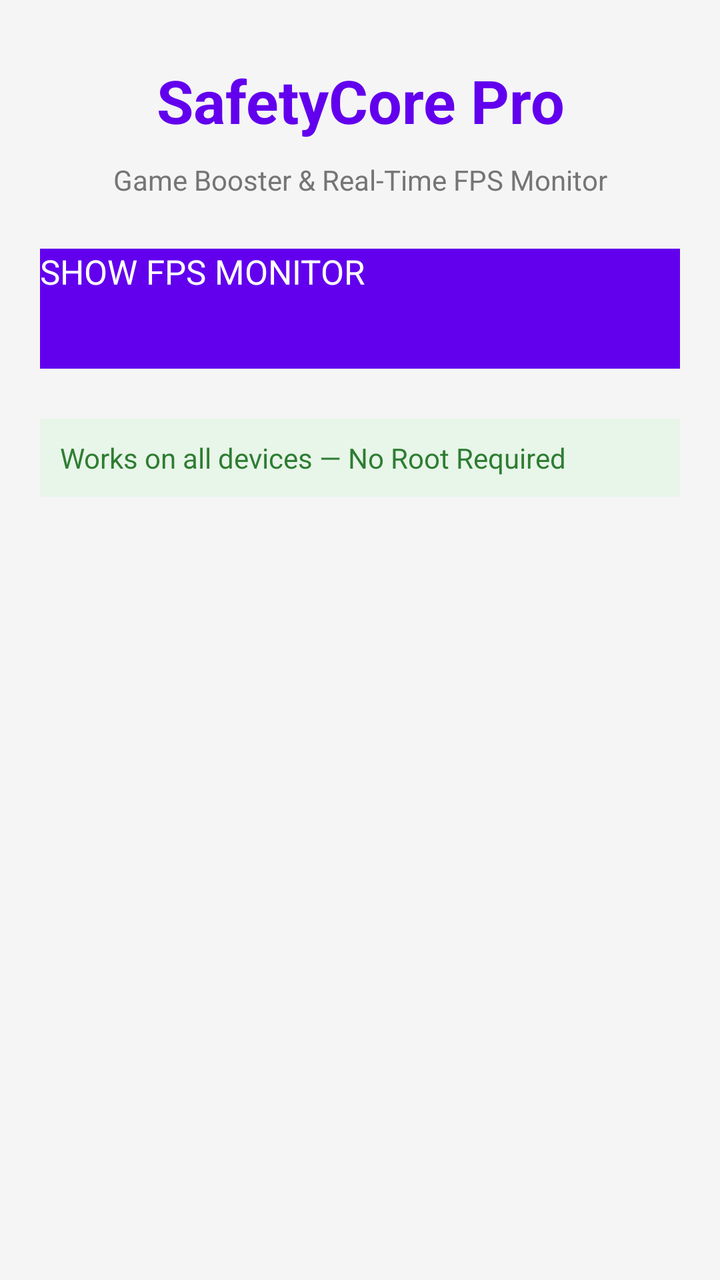
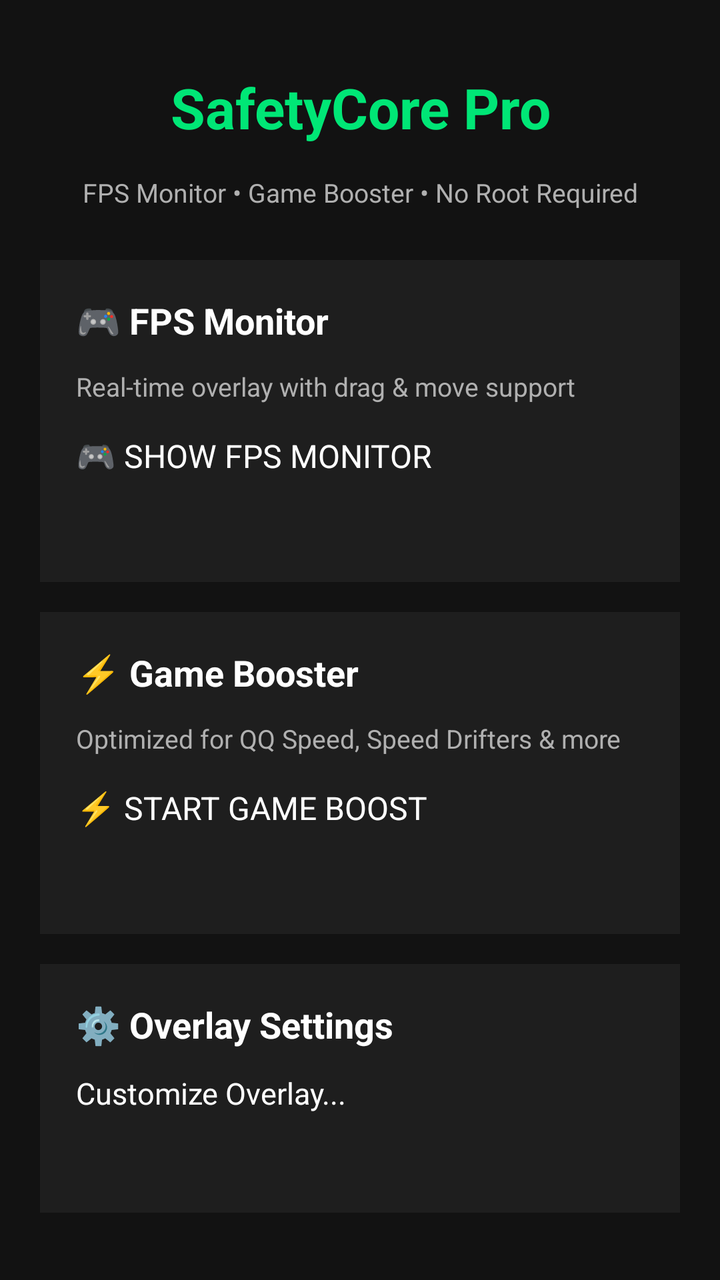

Before-and-after screenshots of an Android layout around one commit, followed by the original layout XML and the change that was made.
<!-- AndroidManifest.xml: application theme Theme.SafetyCore -->
<!-- res/layout/activity_settings.xml -->
<?xml version="1.0" encoding="utf-8"?>
<LinearLayout xmlns:android="http://schemas.android.com/apk/res/android"
    android:layout_width="match_parent"
    android:layout_height="match_parent"
    android:orientation="vertical"
    android:background="#F5F5F5"
    android:padding="20dp">

    <TextView
        android:layout_width="match_parent"
        android:layout_height="wrap_content"
        android:text="SafetyCore Pro"
        android:textSize="30sp"
        android:textStyle="bold"
        android:gravity="center"
        android:textColor="#6200EE"
        android:padding="10dp"/>

    <TextView
        android:layout_width="match_parent"
        android:layout_height="wrap_content"
        android:text="Game Booster &amp; Real-Time FPS Monitor"
        android:textSize="14sp"
        android:gravity="center"
        android:textColor="#757575"
        android:layout_marginBottom="25dp"/>

    <Button
        android:id="@+id/btn_toggle_fps"
        android:layout_width="match_parent"
        android:layout_height="60dp"
        android:text="SHOW FPS MONITOR"
        android:background="#6200EE"
        android:textColor="#FFFFFF"
        android:textSize="17sp"
        android:layout_marginBottom="25dp"/>

    <TextView
        android:layout_width="match_parent"
        android:layout_height="wrap_content"
        android:text="Works on all devices — No Root Required"
        android:textSize="14sp"
        android:padding="10dp"
        android:background="#E8F5E9"
        android:textColor="#2E7D32"/>

</LinearLayout>
<!-- resources referenced by this layout -->
<resources>

</resources>

<!-- the commit's change to res/layout/activity_settings.xml (unified diff, before → after) -->
@@ -1,47 +1,145 @@
 <?xml version="1.0" encoding="utf-8"?>
-<LinearLayout xmlns:android="http://schemas.android.com/apk/res/android"
+<ScrollView xmlns:android="http://schemas.android.com/apk/res/android"
     android:layout_width="match_parent"
     android:layout_height="match_parent"
-    android:orientation="vertical"
-    android:background="#F5F5F5"
+    android:background="@color/bg_dark"
+    android:fillViewport="true"
     android:padding="20dp">
-
-    <TextView
+    <LinearLayout
         android:layout_width="match_parent"
         android:layout_height="wrap_content"
-        android:text="SafetyCore Pro"
-        android:textSize="30sp"
-        android:textStyle="bold"
-        android:gravity="center"
-        android:textColor="#6200EE"
-        android:padding="10dp"/>
-
-    <TextView
-        android:layout_width="match_parent"
-        android:layout_height="wrap_content"
-        android:text="Game Booster &amp; Real-Time FPS Monitor"
-        android:textSize="14sp"
-        android:gravity="center"
-        android:textColor="#757575"
-        android:layout_marginBottom="25dp"/>
-
-    <Button
-        android:id="@+id/btn_toggle_fps"
-        android:layout_width="match_parent"
-        android:layout_height="60dp"
-        android:text="SHOW FPS MONITOR"
-        android:background="#6200EE"
-        android:textColor="#FFFFFF"
-        android:textSize="17sp"
-        android:layout_marginBottom="25dp"/>
-
-    <TextView
-        android:layout_width="match_parent"
-        android:layout_height="wrap_content"
-        android:text="Works on all devices — No Root Required"
-        android:textSize="14sp"
-        android:padding="10dp"
-        android:background="#E8F5E9"
-        android:textColor="#2E7D32"/>
-
-</LinearLayout>
+        android:orientation="vertical">
+        <TextView
+            android:layout_width="match_parent"
+            android:layout_height="wrap_content"
+            android:text="SafetyCore Pro"
+            android:textColor="@color/accent_green"
+            android:textSize="28sp"
+            android:textStyle="bold"
+            android:gravity="center"
+            android:padding="15dp"/>
+        <TextView
+            android:layout_width="match_parent"
+            android:layout_height="wrap_content"
+            android:text="FPS Monitor • Game Booster • No Root Required"
+            android:textColor="@color/text_secondary"
+            android:textSize="13sp"
+            android:gravity="center"
+            android:layout_marginBottom="25dp"/>
+        <LinearLayout
+            android:layout_width="match_parent"
+            android:layout_height="wrap_content"
+            android:orientation="vertical"
+            android:background="@color/bg_card"
+            android:padding="18dp"
+            android:layout_marginBottom="15dp"
+            android:elevation="2dp">
+            <TextView
+                android:layout_width="wrap_content"
+                android:layout_height="wrap_content"
+                android:text="🎮 FPS Monitor"
+                android:textColor="@color/white"
+                android:textSize="18sp"
+                android:textStyle="bold"
+                android:layout_marginBottom="12dp"/>
+            <TextView
+                android:layout_width="wrap_content"
+                android:layout_height="wrap_content"
+                android:text="Real-time overlay with drag &amp; move support"
+                android:textColor="@color/text_secondary"
+                android:textSize="13sp"
+                android:layout_marginBottom="15dp"/>
+            <Button
+                android:id="@+id/btn_toggle_fps"
+                android:layout_width="match_parent"
+                android:layout_height="56dp"
+                android:text="🎮 SHOW FPS MONITOR"
+                android:backgroundTint="@color/purple_500"
+                android:textColor="@color/white"
+                android:textSize="16sp"/>
+        </LinearLayout>
+        <LinearLayout
+            android:layout_width="match_parent"
+            android:layout_height="wrap_content"
+            android:orientation="vertical"
+            android:background="@color/bg_card"
+            android:padding="18dp"
+            android:layout_marginBottom="15dp"
+            android:elevation="2dp">
+            <TextView
+                android:layout_width="wrap_content"
+                android:layout_height="wrap_content"
+                android:text="⚡ Game Booster"
+                android:textColor="@color/white"
+                android:textSize="18sp"
+                android:textStyle="bold"
+                android:layout_marginBottom="12dp"/>
+            <TextView
+                android:layout_width="wrap_content"
+                android:layout_height="wrap_content"
+                android:text="Optimized for QQ Speed, Speed Drifters &amp; more"
+                android:textColor="@color/text_secondary"
+                android:textSize="13sp"
+                android:layout_marginBottom="15dp"/>
+            <Button
+                android:id="@+id/btn_toggle_boost"
+                android:layout_width="match_parent"
+                android:layout_height="56dp"
+                android:text="⚡ START GAME BOOST"
+                android:backgroundTint="@color/accent_orange"
+                android:textColor="@color/white"
+                android:textSize="16sp"/>
+        </LinearLayout>
+        <LinearLayout
+            android:layout_width="match_parent"
+            android:layout_height="wrap_content"
+            android:orientation="vertical"
+            android:background="@color/bg_card"
+            android:padding="18dp"
+            android:layout_marginBottom="15dp">
+            <TextView
+                android:layout_width="wrap_content"
+                android:layout_height="wrap_content"
+                android:text="⚙️ Overlay Settings"
+                android:textColor="@color/white"
+                android:textSize="18sp"
+                android:textStyle="bold"
+                android:layout_marginBottom="12dp"/>
+            <Button
+                android:id="@+id/btn_settings_overlay"
+                android:layout_width="match_parent"
+                android:layout_height="52dp"
+                android:text="Customize Overlay..."
+                android:backgroundTint="@color/accent_blue"
+                android:textColor="@color/white"
+                android:textSize="15sp"/>
+        </LinearLayout>
+        <LinearLayout
+            android:layout_width="match_parent"
+            android:layout_height="wrap_content"
+            android:orientation="horizontal"
+            android:background="@color/bg_card"
+            android:padding="18dp">
+            <TextView
+                android:layout_width="0dp"
+                android:layout_height="wrap_content"
+                android:layout_weight="1"
+                android:text="Dark Mode"
+                android:textColor="@color/white"
+                android:textSize="16sp"/>
+            <android.widget.Switch
+                android:id="@+id/switch_dark_mode"
+                android:layout_width="wrap_content"
+                android:layout_height="wrap_content"/>
+        </LinearLayout>
+        <TextView
+            android:layout_width="match_parent"
+            android:layout_height="wrap_content"
+            android:text="✅ Works without Root • Supports 60/90/120/144 FPS"
+            android:textColor="@color/accent_green"
+            android:textSize="13sp"
+            android:gravity="center"
+            android:padding="15dp"
+            android:layout_marginTop="10dp"/>
+    </LinearLayout>
+</ScrollView>
<!-- resource entries referenced after the edit -->
@@ -1,5 +1,12 @@
 <!-- resources referenced by this layout -->
 <resources>
-
+  <color name="accent_blue">#FF2196F3</color>
+  <color name="accent_green">#FF00E676</color>
+  <color name="accent_orange">#FFFF9800</color>
+  <color name="bg_card">#FF1E1E1E</color>
+  <color name="bg_dark">#FF121212</color>
+  <color name="purple_500">#6200EE</color>
+  <color name="text_secondary">#FFB0B0B0</color>
+  <color name="white">#FFFFFFFF</color>
 </resources>
 
